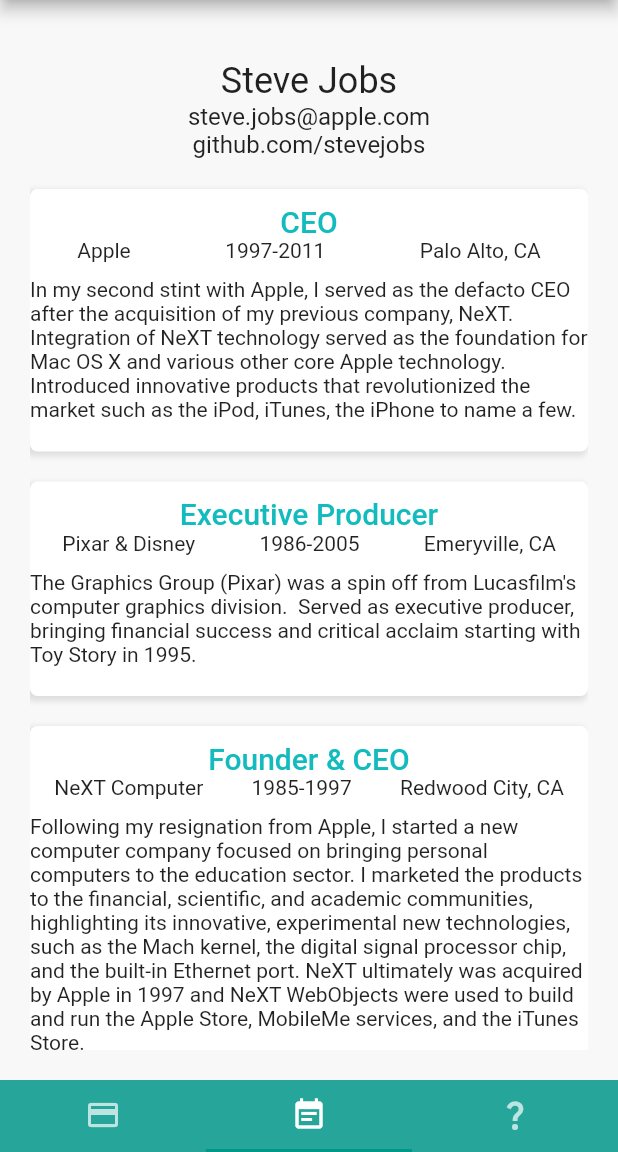
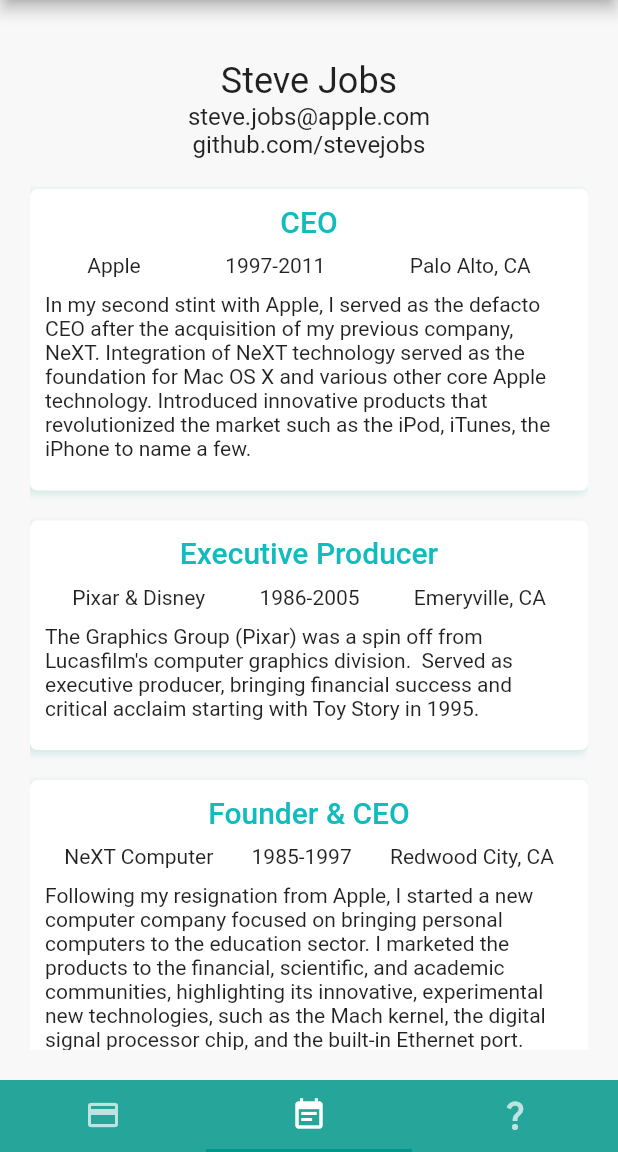
Before and after one commit to Schow94/Call-Me-Maybe, a Flutter app: the screen it shows after launch, item 2 of the bottom bar chosen, on a phone screen of 412 x 824 dp, the part 84-1236 px from its top. Run offline on Flutter 3.47's test engine with Material 2 defaults, Android fonts, the phone set to English and light mode, and no system bars.

```diff
--- a/lib/app.dart
+++ b/lib/app.dart
@@ -68,7 +68,7 @@ class MainTabController extends StatelessWidget {
         appBar: AppBar(
           title: const Text('Call Me Maybe'),
         ),
-        body: TabBarView(
+        body: const TabBarView(
           children: screens,
         ),
         bottomNavigationBar: Container(
--- a/lib/screens/business_card_screen.dart
+++ b/lib/screens/business_card_screen.dart
@@ -14,7 +14,7 @@ class BusinessCard extends StatelessWidget {
       heightFactor: 1,
       widthFactor: 1,
       child: Padding(
-        padding: EdgeInsets.all(20),
+        padding: const EdgeInsets.all(20),
         child: Column(
           mainAxisAlignment: MainAxisAlignment.spaceAround,
           children: [
--- a/lib/widgets/resume_item.dart
+++ b/lib/widgets/resume_item.dart
@@ -33,20 +33,22 @@ class ResumeItem extends StatelessWidget {
               ),
               boxShadow: [
                 BoxShadow(
-                  color: Colors.grey.withOpacity(0.3),
+                  color: Color.fromARGB(255, 145, 206, 200).withOpacity(0.3),
                   spreadRadius: 1,
                   blurRadius: 3,
                   offset: Offset(-2, 2), // changes position of shadow
                 ),
               ],
             ),
+            child: Container(
+              margin: EdgeInsets.all(10),
               child: Column(
                 children: [
-                SizedBox(height: 10),
                   Text(
                     title,
                     style: Theme.of(context).textTheme.headline6,
                   ),
+                  SizedBox(height: 10),
                   Row(
                     mainAxisAlignment: MainAxisAlignment.spaceAround,
                     children: [
@@ -57,8 +59,9 @@ class ResumeItem extends StatelessWidget {
                   ),
                   SizedBox(height: 10),
                   Text(duties),
-                SizedBox(height: 20),
+                  SizedBox(height: 10),
                 ],
+              ),
             ),
           ),
         ),
```
Also changed, not shown: lib/widgets/profile_image.dart (+2 -20 lines). Lines whose indentation alone changed are shown as unchanged.
